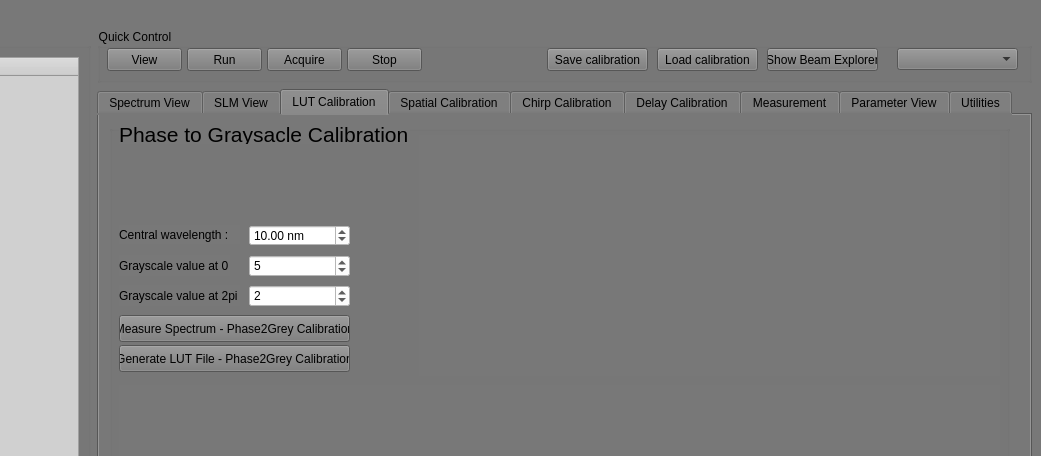
SilvaScience/colberto, file src/GUI/main_GUI.ui: the form before one commit; both pictures show x 218 to 1259 and y 0 to 456 of the 1259 by 942 pixel window.
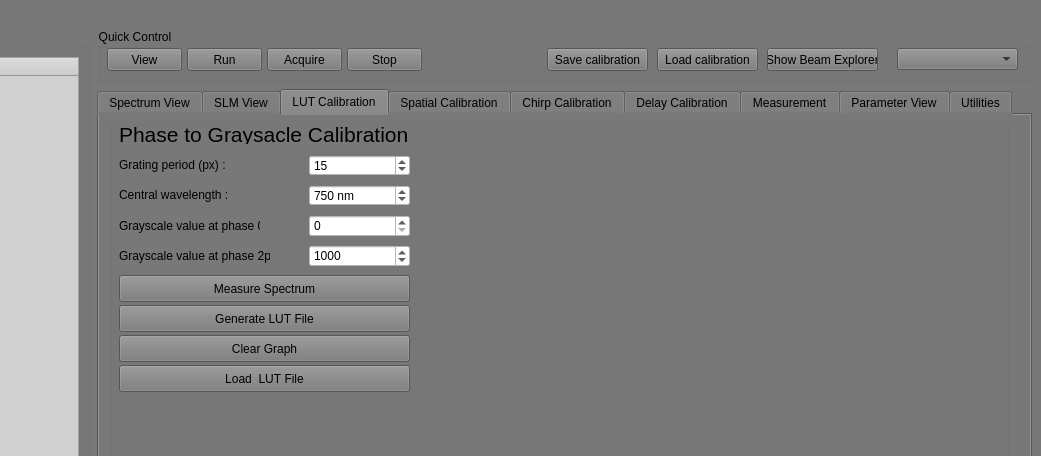
The form after the commit. Custom widgets are drawn as their Qt base class.

```diff
--- a/src/GUI/main_GUI.ui
+++ b/src/GUI/main_GUI.ui
@@ -405,7 +405,7 @@
            <property name="geometry">
             <rect>
              <x>10</x>
-             <y>100</y>
+             <y>60</y>
              <width>121</width>
              <height>19</height>
             </rect>
@@ -423,7 +423,7 @@
              <x>310</x>
              <y>10</y>
              <width>581</width>
-             <height>241</height>
+             <height>261</height>
             </rect>
            </property>
           </widget>
@@ -431,20 +431,20 @@
            <property name="geometry">
             <rect>
              <x>10</x>
-             <y>190</y>
-             <width>231</width>
+             <y>150</y>
+             <width>291</width>
              <height>27</height>
             </rect>
            </property>
            <property name="text">
-            <string>Measure Spectrum - Phase2Grey Calibration</string>
+            <string>Measure Spectrum</string>
            </property>
           </widget>
           <widget class="QDoubleSpinBox" name="LUT_calib_central_wavelength_value">
            <property name="geometry">
             <rect>
-             <x>140</x>
-             <y>100</y>
+             <x>200</x>
+             <y>60</y>
              <width>101</width>
              <height>21</height>
             </rect>
@@ -455,31 +455,34 @@
            <property name="suffix">
             <string> nm</string>
            </property>
+           <property name="decimals">
+            <number>0</number>
+           </property>
            <property name="maximum">
             <double>10000.000000000000000</double>
            </property>
            <property name="value">
-            <double>10.000000000000000</double>
+            <double>750.000000000000000</double>
            </property>
           </widget>
           <widget class="QLabel" name="LUT_calib_0_label">
            <property name="geometry">
             <rect>
              <x>10</x>
-             <y>130</y>
-             <width>111</width>
+             <y>90</y>
+             <width>141</width>
              <height>21</height>
             </rect>
            </property>
            <property name="text">
-            <string>Grayscale value at 0 :</string>
+            <string>Grayscale value at phase 0 :</string>
            </property>
           </widget>
           <widget class="QSpinBox" name="LUT_calib_0_value">
            <property name="geometry">
             <rect>
-             <x>140</x>
-             <y>130</y>
+             <x>200</x>
+             <y>90</y>
              <width>101</width>
              <height>22</height>
             </rect>
@@ -494,27 +497,27 @@
             <number>10000</number>
            </property>
            <property name="value">
-            <number>5</number>
+            <number>0</number>
            </property>
           </widget>
           <widget class="QPushButton" name="generate_LUT_calib">
            <property name="geometry">
             <rect>
              <x>10</x>
-             <y>220</y>
-             <width>231</width>
+             <y>180</y>
+             <width>291</width>
              <height>27</height>
             </rect>
            </property>
            <property name="text">
-            <string>Generate LUT File - Phase2Grey Calibration</string>
+            <string>Generate LUT File</string>
            </property>
           </widget>
           <widget class="QSpinBox" name="LUT_calib_2pi_value">
            <property name="geometry">
             <rect>
-             <x>140</x>
-             <y>160</y>
+             <x>200</x>
+             <y>120</y>
              <width>101</width>
              <height>22</height>
             </rect>
@@ -532,20 +535,20 @@
             <number>10000</number>
            </property>
            <property name="value">
-            <number>2</number>
+            <number>1000</number>
            </property>
           </widget>
           <widget class="QLabel" name="LUT_calib_2pi_label">
            <property name="geometry">
             <rect>
              <x>10</x>
-             <y>160</y>
-             <width>121</width>
+             <y>120</y>
+             <width>151</width>
              <height>21</height>
             </rect>
            </property>
            <property name="text">
-            <string>Grayscale value at 2pi :</string>
+            <string>Grayscale value at phase 2pi :</string>
            </property>
           </widget>
           <widget class="PlotWidget" name="LUT_calib_plot_layout_2" native="true">
@@ -555,9 +558,9 @@
            <property name="geometry">
             <rect>
              <x>10</x>
-             <y>260</y>
+             <y>280</y>
              <width>881</width>
-             <height>501</height>
+             <height>481</height>
             </rect>
            </property>
           </widget>
@@ -579,6 +582,70 @@
             <string>Phase to Graysacle Calibration</string>
            </property>
           </widget>
+          <widget class="QPushButton" name="LUT_clear_graph_button">
+           <property name="geometry">
+            <rect>
+             <x>10</x>
+             <y>210</y>
+             <width>291</width>
+             <height>27</height>
+            </rect>
+           </property>
+           <property name="text">
+            <string>Clear Graph</string>
+           </property>
+          </widget>
+          <widget class="QPushButton" name="LUT_load_LUT_file_button">
+           <property name="geometry">
+            <rect>
+             <x>10</x>
+             <y>240</y>
+             <width>291</width>
+             <height>27</height>
+            </rect>
+           </property>
+           <property name="text">
+            <string>Load  LUT File</string>
+           </property>
+          </widget>
+          <widget class="QLabel" name="LUT_grating_period_label">
+           <property name="geometry">
+            <rect>
+             <x>10</x>
+             <y>30</y>
+             <width>121</width>
+             <height>19</height>
+            </rect>
+           </property>
+           <property name="text">
+            <string>Grating period (px) :</string>
+           </property>
+          </widget>
+          <widget class="QDoubleSpinBox" name="LUT_grating_period_value">
+           <property name="geometry">
+            <rect>
+             <x>200</x>
+             <y>30</y>
+             <width>101</width>
+             <height>21</height>
+            </rect>
+           </property>
+           <property name="styleSheet">
+            <string notr="true">background-color: rgb(255, 255, 255);</string>
+           </property>
+           <property name="suffix">
+            <string/>
+           </property>
+           <property name="decimals">
+            <number>0</number>
+           </property>
+           <property name="maximum">
+            <double>10000.000000000000000</double>
+           </property>
+           <property name="value">
+            <double>15.000000000000000</double>
+           </property>
+          </widget>
          </widget>
         </widget>
         <widget class="QWidget" name="spatial_tab">
```
Left out of the diff: 4 changed lines with no effect on the pictures.
